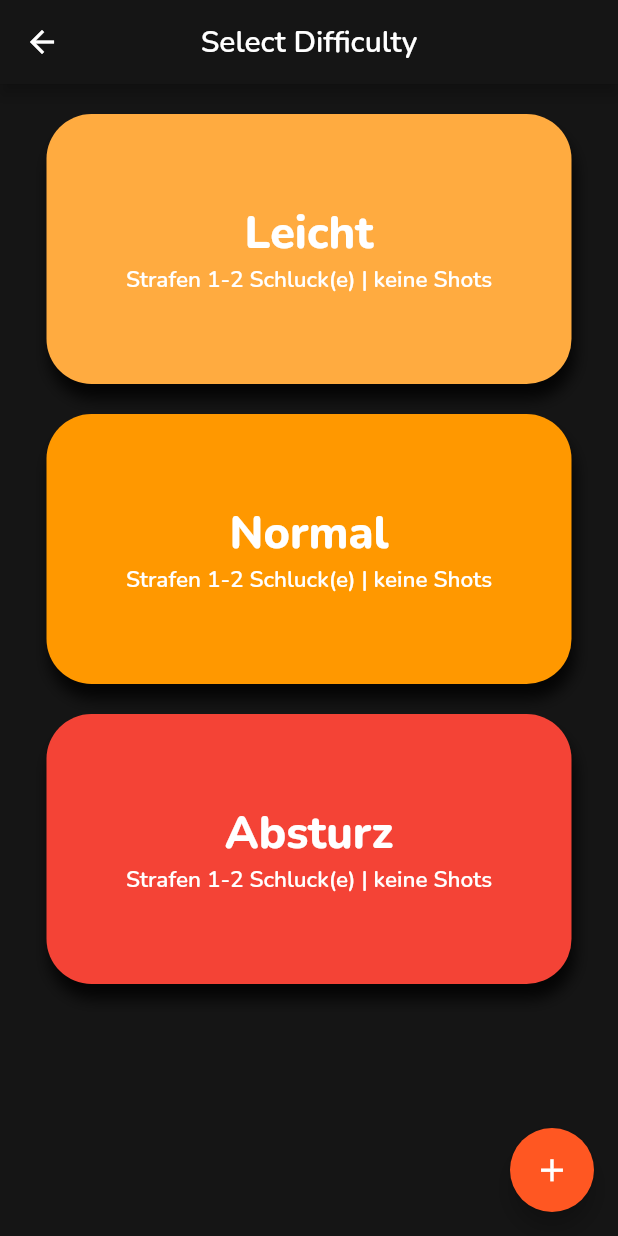
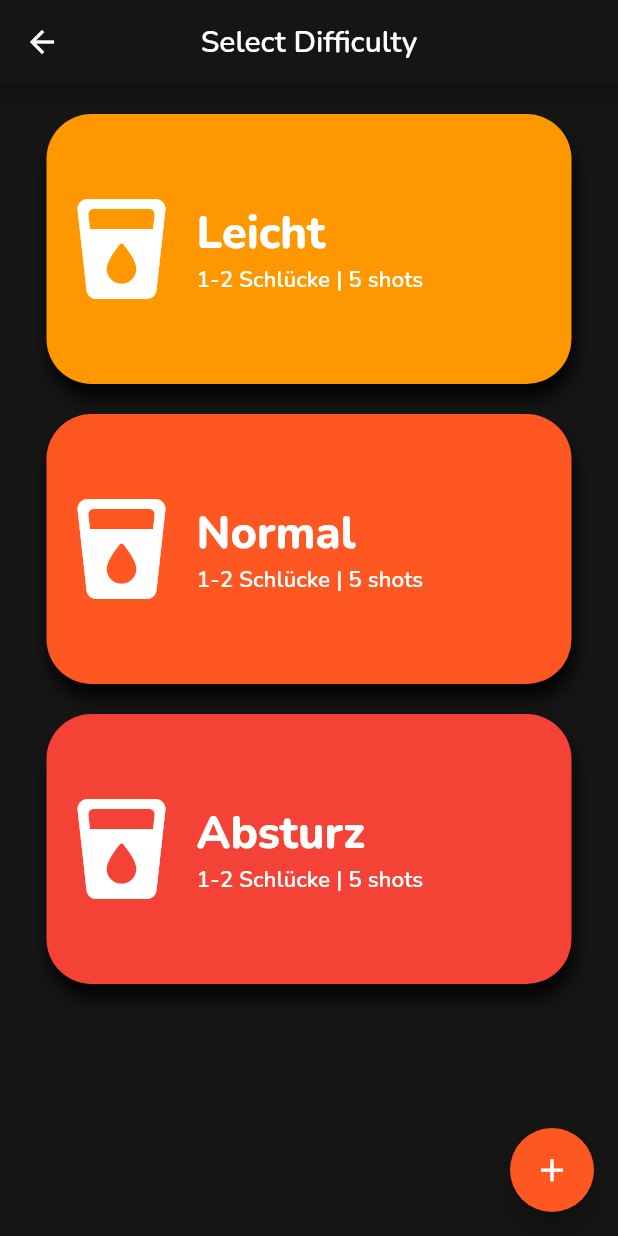
Before and after one commit to tooxo/Drinkr, a Flutter app: the Difficulty screen opened directly with empty values, on a phone screen of 412 x 824 dp. Run offline on Flutter 3.47's test engine with Material 2 defaults, Android fonts, the phone set to English and light mode, and no system bars; our stand-ins replace audioplayers, auto_size_text, connectivity, easy_localization, flutter_spinkit, fluttertoast and 5 more; missing offline and left inert: app_review, assorted_layout_widgets, audiowaveformFlutter, circular_reveal_animation, draggable_scrollbar, pedantic; accounts and stored records are empty; project files that could hold a hidden picture were left out.

Commit message:
difficulty changed -> Icons

```diff
--- a/lib/menus/difficulty.dart
+++ b/lib/menus/difficulty.dart
@@ -13,6 +13,7 @@ import 'package:Drinkr/games/truth_or_dare.dart';
 import 'package:Drinkr/utils/sqlite.dart';
 import 'package:Drinkr/utils/types.dart';
 import 'package:Drinkr/games/who_would_rather.dart';
+import 'package:Drinkr/widgets/gradient.dart';
 import 'package:flutter/material.dart';
 import 'package:flutter/services.dart';
 import 'package:fluttertoast/fluttertoast.dart';
@@ -525,49 +526,64 @@ class DifficultyState extends State<Difficulty> {
               iconTheme: IconThemeData(color: Colors.white),
             ),
             backgroundColor: Color.fromRGBO(21, 21, 21, 1),
-            body: Padding(
+            body: Column(
+              children: [
+                Padding(
                   padding: EdgeInsets.only(top: 20),
-              child: Column(
-                children: [
-                  Center(
+                  child: Center(
                     child: GestureDetector(
-                      onTap: () => selectDifficulty(Difficulty.EASY),
-                      child: Container(
-                        color: Color.fromRGBO(21, 21, 21, 1),
+                      onTap: () {
+                        selectDifficulty(Difficulty.EASY);
+                      },
                       child: Container(
                         height: 180,
                         width: 350.0,
-                          decoration: BoxDecoration(
-                              color: Colors.orangeAccent,
-                              boxShadow: [
+                        decoration: BoxDecoration(boxShadow: [
                           BoxShadow(
                             color: Colors.black.withOpacity(0.8),
                             blurRadius: 8,
-                                  offset: Offset(
-                                      2, 10), // changes position of shadow
+                            offset: Offset(2, 10), // changes position of shadow
                           ),
-                              ],
-                              borderRadius:
-                                  BorderRadius.all(Radius.circular(30))),
-                          child: Center(
+                        ], borderRadius: BorderRadius.all(Radius.circular(30))),
+                        child: Container(
+                          child: Row(
+                            children: [
+                              Padding(
+                                padding: EdgeInsets.only(right: 10, left: 10),
+                                child: Icon(
+                                  Icons.local_drink_rounded,
+                                  size: 80,
+                                  color: Colors.white,
+                                ),
+                              ),
+                              Expanded(
                                 child: Column(
                                   mainAxisAlignment: MainAxisAlignment.center,
+                                  crossAxisAlignment: CrossAxisAlignment.start,
                                   children: [
                                     Text(
                                       "Leicht",
                                       style: GoogleFonts.nunito(
                                         color: Colors.white,
                                         fontSize: 30,
-                                      fontWeight: FontWeight.w800),
+                                        fontWeight: FontWeight.w800,
+                                      ),
                                     ).tr(),
                                     Text(
-                                  "Strafen 1-2 Schluck(e) | keine Shots",
+                                      "1-2 Schlücke | 5 shots",
                                       style: GoogleFonts.nunito(
                                           color: Colors.white,
                                           fontSize: 15,
                                           fontWeight: FontWeight.w600),
                                     ).tr(),
                                   ],
+                                ),
+                              ),
+                            ],
+                          ),
+                          decoration: BoxDecoration(
+                            color: Colors.orange,
+                            borderRadius: BorderRadius.all(Radius.circular(30)),
                           ),
                         ),
                       ),
@@ -578,37 +594,45 @@ class DifficultyState extends State<Difficulty> {
                   padding: EdgeInsets.only(top: 20),
                   child: Center(
                     child: GestureDetector(
-                        onTap: () => selectDifficulty(Difficulty.MIDDLE),
-                        child: Container(
-                          color: Color.fromRGBO(21, 21, 21, 1),
+                      onTap: () {
+                        selectDifficulty(Difficulty.MIDDLE);
+                      },
                       child: Container(
                         height: 180,
                         width: 350.0,
-                            decoration: BoxDecoration(
-                                color: Colors.orange,
-                                boxShadow: [
+                        decoration: BoxDecoration(boxShadow: [
                           BoxShadow(
                             color: Colors.black.withOpacity(0.8),
                             blurRadius: 8,
-                                    offset: Offset(
-                                        2, 10), // changes position of shadow
+                            offset: Offset(2, 10), // changes position of shadow
                           ),
-                                ],
-                                borderRadius:
-                                    BorderRadius.all(Radius.circular(30))),
-                            child: Center(
+                        ], borderRadius: BorderRadius.all(Radius.circular(30))),
+                        child: Container(
+                          child: Row(
+                            children: [
+                              Padding(
+                                padding: EdgeInsets.only(right: 10, left: 10),
+                                child: Icon(
+                                  Icons.local_drink_rounded,
+                                  size: 80,
+                                  color: Colors.white,
+                                ),
+                              ),
+                              Expanded(
                                 child: Column(
                                   mainAxisAlignment: MainAxisAlignment.center,
+                                  crossAxisAlignment: CrossAxisAlignment.start,
                                   children: [
                                     Text(
                                       "Normal",
                                       style: GoogleFonts.nunito(
                                         color: Colors.white,
                                         fontSize: 30,
-                                        fontWeight: FontWeight.w800),
+                                        fontWeight: FontWeight.w800,
+                                      ),
                                     ).tr(),
                                     Text(
-                                    "Strafen 1-2 Schluck(e) | keine Shots",
+                                      "1-2 Schlücke | 5 shots",
                                       style: GoogleFonts.nunito(
                                           color: Colors.white,
                                           fontSize: 15,
@@ -616,6 +640,12 @@ class DifficultyState extends State<Difficulty> {
                                     ).tr(),
                                   ],
                                 ),
+                              ),
+                            ],
+                          ),
+                          decoration: BoxDecoration(
+                            color: Colors.deepOrange,
+                            borderRadius: BorderRadius.all(Radius.circular(30)),
                           ),
                         ),
                       ),
@@ -626,37 +656,45 @@ class DifficultyState extends State<Difficulty> {
                   padding: EdgeInsets.only(top: 20),
                   child: Center(
                     child: GestureDetector(
-                        onTap: () => selectDifficulty(Difficulty.HARD),
-                        child: Container(
-                          color: Color.fromRGBO(21, 21, 21, 1),
+                      onTap: () {
+                        selectDifficulty(Difficulty.HARD);
+                      },
                       child: Container(
                         height: 180,
                         width: 350.0,
-                            decoration: BoxDecoration(
-                                color: Colors.red,
-                                boxShadow: [
+                        decoration: BoxDecoration(boxShadow: [
                           BoxShadow(
                             color: Colors.black.withOpacity(0.8),
                             blurRadius: 8,
-                                    offset: Offset(
-                                        2, 10), // changes position of shadow
+                            offset: Offset(2, 10), // changes position of shadow
                           ),
-                                ],
-                                borderRadius:
-                                    BorderRadius.all(Radius.circular(30))),
-                            child: Center(
+                        ], borderRadius: BorderRadius.all(Radius.circular(30))),
+                        child: Container(
+                          child: Row(
+                            children: [
+                              Padding(
+                                padding: EdgeInsets.only(right: 10, left: 10),
+                                child: Icon(
+                                  Icons.local_drink_rounded,
+                                  size: 80,
+                                  color: Colors.white,
+                                ),
+                              ),
+                              Expanded(
                                 child: Column(
                                   mainAxisAlignment: MainAxisAlignment.center,
+                                  crossAxisAlignment: CrossAxisAlignment.start,
                                   children: [
                                     Text(
                                       "Absturz",
                                       style: GoogleFonts.nunito(
                                         color: Colors.white,
                                         fontSize: 30,
-                                        fontWeight: FontWeight.w800),
+                                        fontWeight: FontWeight.w800,
+                                      ),
                                     ).tr(),
                                     Text(
-                                    "Strafen 1-2 Schluck(e) | keine Shots",
+                                      "1-2 Schlücke | 5 shots",
                                       style: GoogleFonts.nunito(
                                           color: Colors.white,
                                           fontSize: 15,
@@ -665,13 +703,18 @@ class DifficultyState extends State<Difficulty> {
                                   ],
                                 ),
                               ),
+                            ],
+                          ),
+                          decoration: BoxDecoration(
+                            color: Colors.red,
+                            borderRadius: BorderRadius.all(Radius.circular(30)),
+                          ),
                         ),
                       ),
                     ),
                   ),
                 ),
               ],
-              ),
             ),
             floatingActionButton: FloatingActionButton(
               child: Icon(
```
Lines whose indentation alone changed are shown as unchanged.
